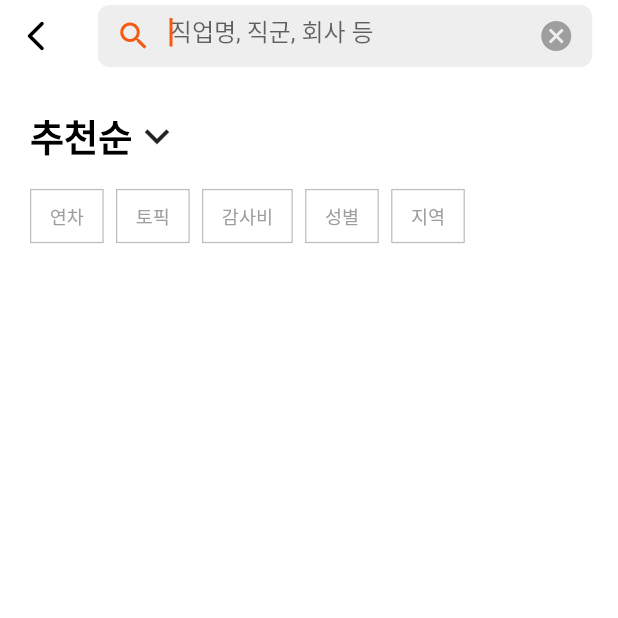
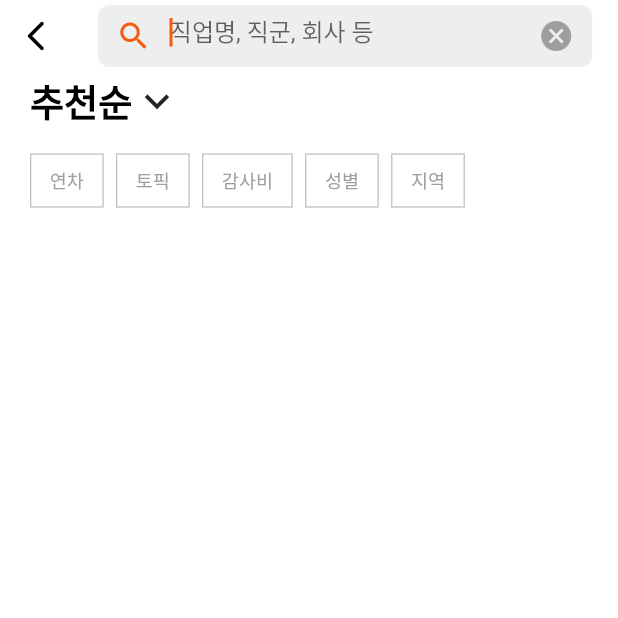
Before and after one commit to hsk9169/flutter_bobjari, a Flutter app: the SearchView screen opened by its route, on a phone screen of 412 x 824 dp, the top half of it. Run offline on Flutter 3.47's test engine with Material 2 defaults, Android fonts, the phone set to English and light mode, and no system bars; our stand-ins replace flutter_local_notifications, flutter_native_timezone, image_picker; missing offline and left inert: flutter_socket_io, kakao_flutter_sdk_common, kakao_flutter_sdk_user; statements that could not run were skipped; project files that could hold a hidden picture were left out.

Commit message:
gcommit before flutter upgrade

```diff
--- a/lib/screens/bob/chat_room.dart
+++ b/lib/screens/bob/chat_room.dart
@@ -128,7 +128,7 @@ class _ChatRoom extends State<ChatRoom> {
             child: Padding(
                 padding: EdgeInsets.only(
                   top: MediaQuery.of(context).size.height * 0.01,
-                  bottom: MediaQuery.of(context).size.height * 0.1,
+                  bottom: MediaQuery.of(context).size.height * 0.07,
                   left: MediaQuery.of(context).size.width * 0.03,
                   right: MediaQuery.of(context).size.width * 0.03,
                 ),
@@ -252,7 +252,8 @@ class _ChatRoom extends State<ChatRoom> {
                       image: Uri.parse(_image).data == null
                           ? dog
                           : Image.memory(
-                                  Uri.parse(_image).data!.contentAsBytes())
+                                  Uri.parse(_image).data!.contentAsBytes(),
+                                  gaplessPlayback: true)
                               .image,
                       fit: BoxFit.cover,
                     ),
--- a/lib/screens/search/search.dart
+++ b/lib/screens/search/search.dart
@@ -22,6 +22,7 @@ class _SearchView extends State<SearchView> {
   final RealApiService _apiService = RealApiService();
   //final FakeApiService _apiService = FakeApiService();
   final TextEditingController _textController = TextEditingController();
+  late ScrollController _scrollController;
   late FocusNode _textFocusNode;
   final List<String> _searchHistory = [];
   List<MentorModel> _searchResult = [];
@@ -33,16 +34,32 @@ class _SearchView extends State<SearchView> {
     super.initState();
     _textController.addListener(_onChanged);
     _textFocusNode = FocusNode();
+    _scrollController = ScrollController();
+    _scrollController.addListener(_scrollListener);
   }
 
   @override
   void dispose() {
     _textController.dispose();
     _textFocusNode.dispose();
+    _scrollController.dispose();
     super.dispose();
   }
 
   void _onChanged() {}
+
+  void _scrollListener() {
+    if (_scrollController.offset >=
+            _scrollController.position.maxScrollExtent &&
+        !_scrollController.position.outOfRange) {
+      print('bottom');
+    }
+    if (_scrollController.offset <=
+            _scrollController.position.minScrollExtent &&
+        !_scrollController.position.outOfRange) {
+      print('top');
+    }
+  }
 
   void _onSearch(String _val) async {
     List<MentorModel> _result =
@@ -72,7 +89,8 @@ class _SearchView extends State<SearchView> {
             child: SafeArea(
                 top: true,
                 bottom: false,
-                child: CustomScrollView(slivers: [
+                child:
+                    CustomScrollView(controller: _scrollController, slivers: [
                   SliverAppBar(
                       automaticallyImplyLeading: false,
                       pinned: false,
@@ -103,24 +121,29 @@ class _SearchView extends State<SearchView> {
                               controller: _textController,
                               keyboardType: TextInputType.text),
                         ),
+                      ),
+                      bottom: PreferredSize(
+                        child: Padding(
+                            padding: EdgeInsets.only(
+                                left: BobSpaces.firstEgg,
+                                right: BobSpaces.firstEgg),
+                            child: FilterMenu()),
+                        preferredSize: Size.fromHeight(
+                            MediaQuery.of(context).size.height * 0.12),
                       )),
+                  /*
                   SliverToBoxAdapter(
                       child: Padding(
-                          padding: EdgeInsets.only(
-                              left: BobSpaces.firstEgg,
-                              right: BobSpaces.firstEgg),
-                          child: Column(children: [
-                            Row(
-                                mainAxisAlignment: MainAxisAlignment.start,
-                                crossAxisAlignment: CrossAxisAlignment.center,
-                                children: _renderKeywordHistory()),
-                            Padding(
-                                padding: EdgeInsets.all(
-                                    MediaQuery.of(context).size.height * 0.01)),
-                            FilterMenu()
-                          ]))
+                    padding: EdgeInsets.only(
+                        left: BobSpaces.firstEgg, right: BobSpaces.firstEgg),
+                    child: Row(
+                        mainAxisAlignment: MainAxisAlignment.start,
+                        crossAxisAlignment: CrossAxisAlignment.center,
+                        children: _renderKeywordHistory()),
+                  )
                       //])
                       ),
+                      */
                   SliverList(
                       delegate: SliverChildBuilderDelegate(
                           (BuildContext context, int index) {
```
Also changed, not shown: lib/services/real_api_service.dart (+6 -6 lines), lib/widgets/card/chat_component.dart (+5 -3 lines), lib/widgets/card/mentor_search.dart (+6 -4 lines), pubspec.lock, 1 other file.
